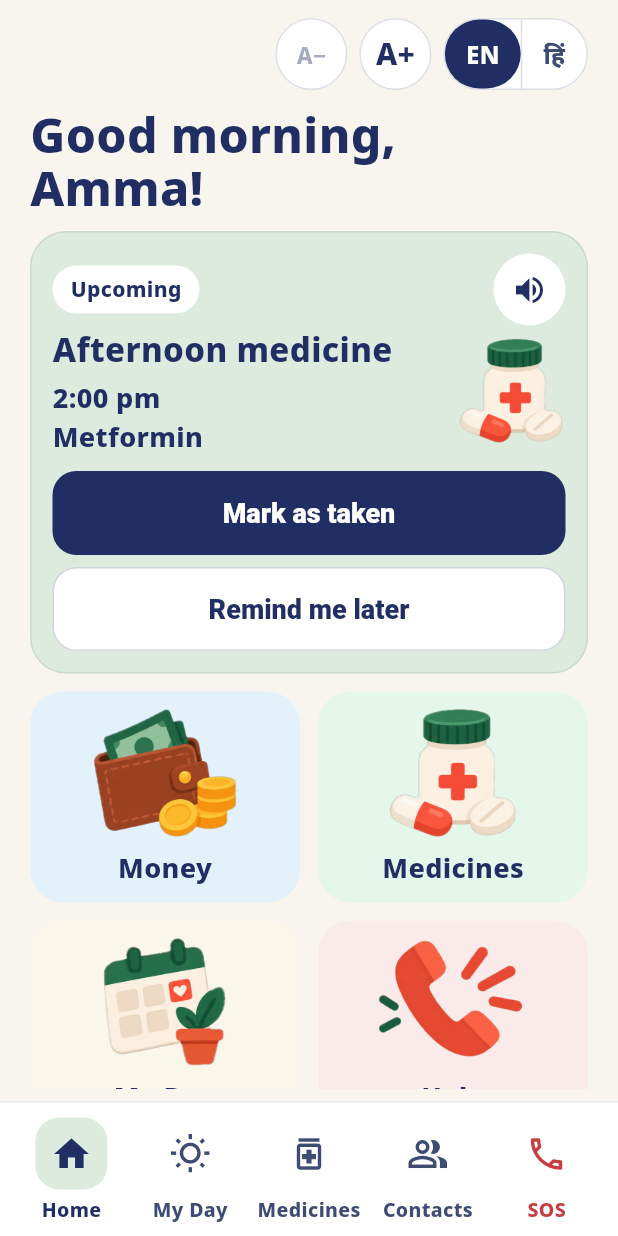
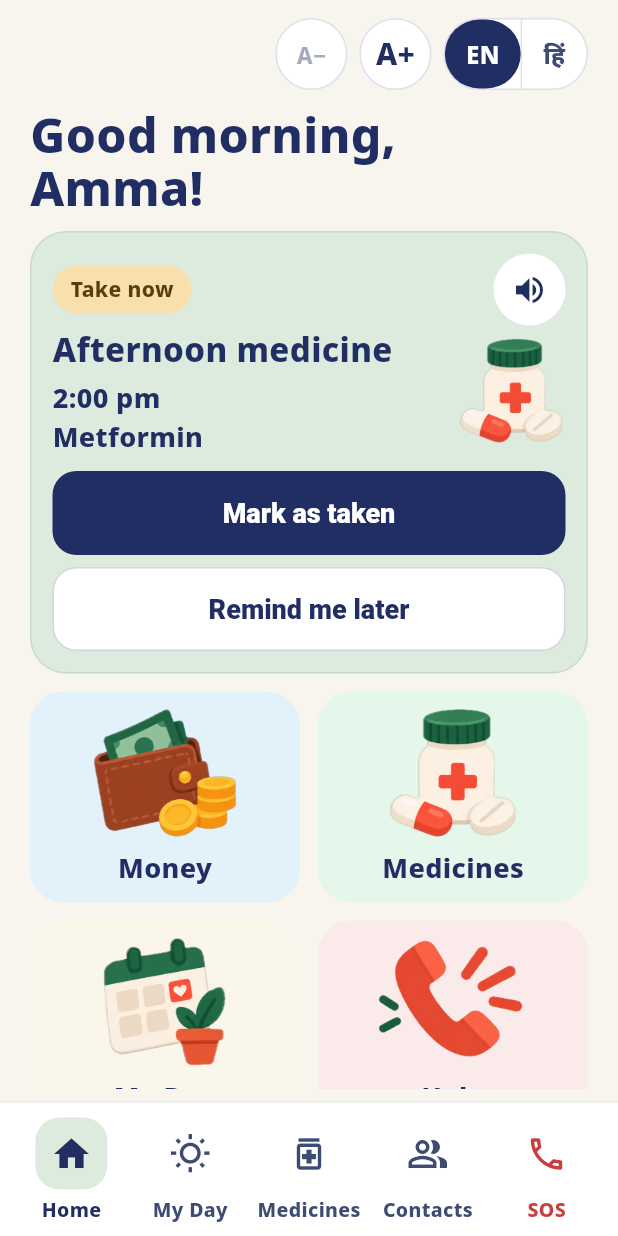
Before and after one commit to Akshatajais/sahaay, a Flutter app: the screen it shows after launch, on a phone screen of 412 x 824 dp. Run offline on Flutter 3.47's test engine with Material 3 defaults, Android fonts, the phone set to English and light mode, and no system bars; our stand-ins replace flutter_tts, qr_flutter, shared_preferences.

Commit message:
bug fixes

```diff
--- a/lib/l10n.dart
+++ b/lib/l10n.dart
@@ -158,6 +158,7 @@ class Copy {
   static const morning = Localized('Morning', 'सुबह');
   static const afternoon = Localized('Afternoon', 'दोपहर');
   static const evening = Localized('Evening', 'शाम');
+  static const dinner = Localized('Dinner', 'रात का खाना');
   static const morningMed = Localized('Morning medicine', 'सुबह की दवा');
   static const afternoonMed = Localized('Afternoon medicine', 'दोपहर की दवा');
   static const nightMed = Localized('Night medicine', 'रात की दवा');
@@ -278,7 +279,7 @@ class Copy {
     return switch (slot) {
       'morning' => morning,
       'afternoon' => afternoon,
-      _ => evening,
+      _ => dinner,
     };
   }
 
--- a/lib/logic.dart
+++ b/lib/logic.dart
@@ -29,14 +29,9 @@ bool takenToday(Medicine medicine, DateTime now) {
 }
 
 MedStatus statusOf(Medicine medicine, DateTime now) {
-  if (takenToday(medicine, now)) return MedStatus.taken;
-  final scheduled = atTimeToday(medicine.time, now);
-  var due = scheduled;
-  if (medicine.remindAt != null) {
-    final remind = DateTime.parse(medicine.remindAt!);
-    if (remind.isAfter(now) && remind.isAfter(scheduled)) due = remind;
-  }
-  return !now.isBefore(due) ? MedStatus.needsAttention : MedStatus.upcoming;
+  if (medicine.slot == 'morning') return MedStatus.taken;
+  if (medicine.slot == 'night') return MedStatus.upcoming;
+  return MedStatus.needsAttention;
 }
 
 int compareMedicine(Medicine a, Medicine b) => a.time.compareTo(b.time);
--- a/lib/main.dart
+++ b/lib/main.dart
@@ -304,8 +304,6 @@ class _Sheet extends StatelessWidget {
               Text(title, style: const TextStyle(fontSize: 22, fontWeight: FontWeight.w800, color: AppColors.navy)),
               const SizedBox(height: 8),
               Text(body, style: const TextStyle(fontSize: 18, fontWeight: FontWeight.w700)),
-              const SizedBox(height: 8),
-              const Bilingual(Copy.unconfirmed),
               const SizedBox(height: 12),
               PrimaryButton(label: confirm, onPressed: onConfirm),
               const SizedBox(height: 8),
--- a/lib/screens/home_screen.dart
+++ b/lib/screens/home_screen.dart
@@ -178,7 +178,7 @@ class _MedicineCard extends StatelessWidget {
                 padding: const EdgeInsets.symmetric(horizontal: 12, vertical: 6),
                 decoration: BoxDecoration(color: attention ? AppColors.amber : Colors.white, borderRadius: BorderRadius.circular(999)),
                 child: Text(
-                  store.t(attention ? Copy.needsAttention : status == MedStatus.taken ? Copy.taken : Copy.upcoming),
+                  store.t(attention ? Copy.takeNow : status == MedStatus.taken ? Copy.taken : Copy.upcoming),
                   style: TextStyle(fontWeight: FontWeight.w800, color: attention ? AppColors.amberInk : AppColors.navy),
                 ),
               ),
@@ -209,10 +209,6 @@ class _MedicineCard extends StatelessWidget {
               Image.asset('assets/icons/medicines.png', width: 72, height: 72),
             ],
           ),
-          if (attention) ...[
-            const SizedBox(height: 8),
-            const Bilingual(Copy.unconfirmed),
-          ],
           const SizedBox(height: 10),
           PrimaryButton(
             label: store.t(Copy.markTaken),
--- a/lib/screens/medicines_screen.dart
+++ b/lib/screens/medicines_screen.dart
@@ -320,7 +320,7 @@ class MedicineDetailScreen extends StatelessWidget {
           child: Column(
             crossAxisAlignment: CrossAxisAlignment.start,
             children: [
-              Text(store.t(status == MedStatus.taken ? Copy.taken : status == MedStatus.upcoming ? Copy.upcoming : Copy.needsAttention), style: const TextStyle(fontWeight: FontWeight.w800, color: AppColors.navy)),
+              Text(store.t(status == MedStatus.taken ? Copy.taken : status == MedStatus.upcoming ? Copy.upcoming : Copy.takeNow), style: const TextStyle(fontWeight: FontWeight.w800, color: AppColors.navy)),
               Center(child: Image.asset(pillFor(medicine.id), height: 112)),
               Text(medicine.name, style: const TextStyle(fontSize: 24, fontWeight: FontWeight.w800, color: AppColors.navy)),
               Text(formatHm(medicine.time, store.hindi), style: const TextStyle(fontSize: 18, fontWeight: FontWeight.w800, color: AppColors.navy)),
```
Also changed, not shown: 1 other file.
